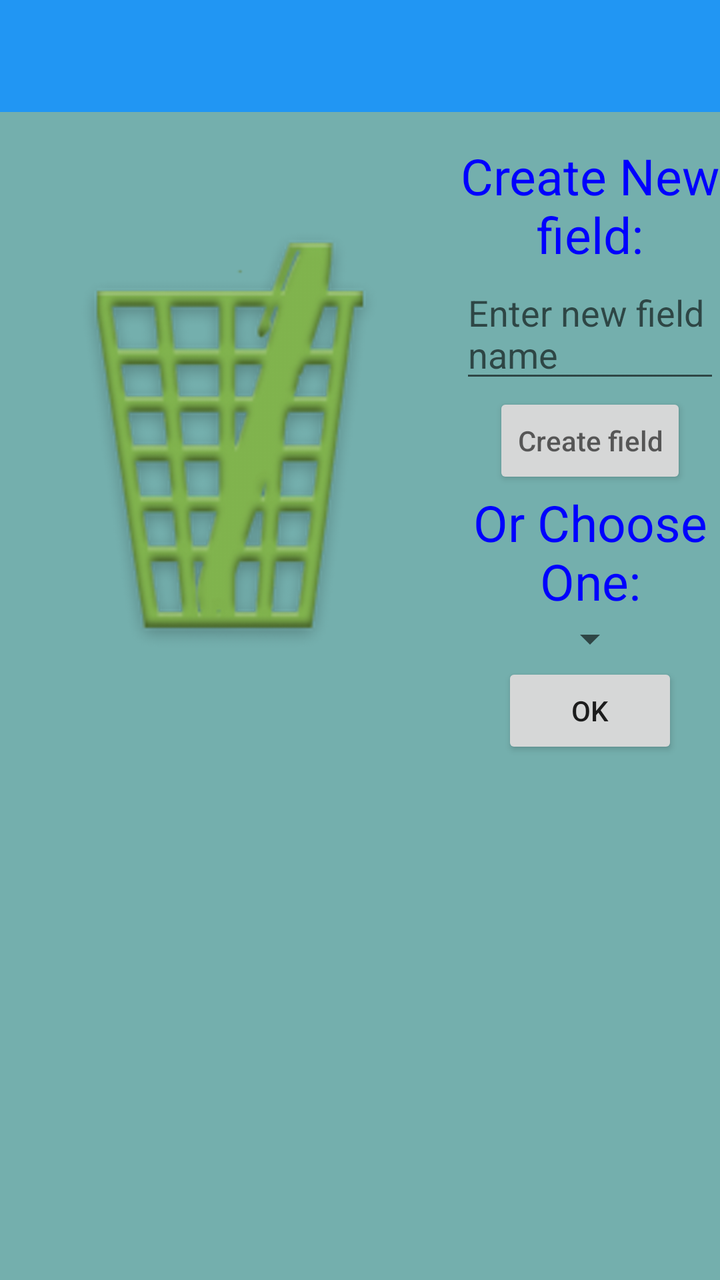
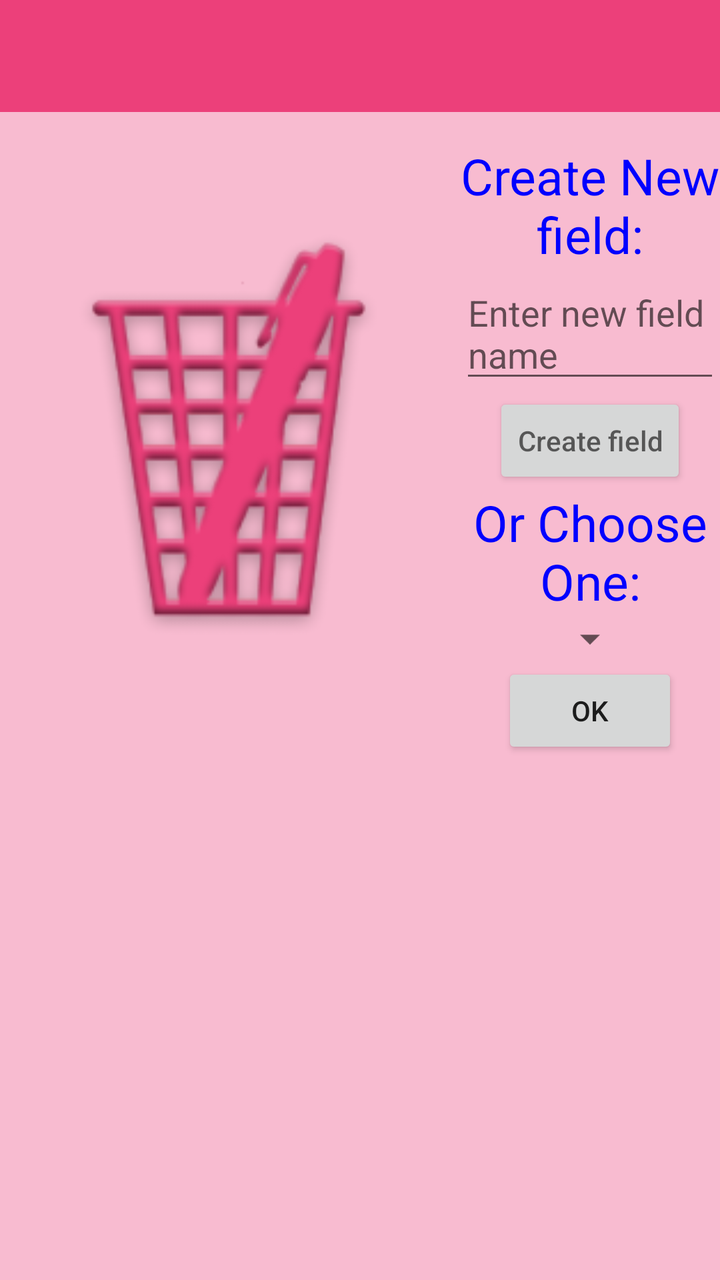

The first picture is an Android layout as it rendered before a commit; the second is the same layout after the commit. The layout source and the unified diff follow.
<!-- AndroidManifest.xml: application theme AppTheme -->
<!-- res/layout/activity_main.xml -->
<?xml version="1.0" encoding="utf-8"?>
<LinearLayout xmlns:android="http://schemas.android.com/apk/res/android"
    android:layout_width="match_parent"
    android:layout_height="match_parent"
    android:orientation="vertical"
    android:background="#74AFAD">
    <android.support.v7.widget.Toolbar xmlns:app="http://schemas.android.com/apk/res-auto"
        android:id="@+id/toolbar_main_activity"
        android:layout_width="fill_parent"
        android:layout_height="?attr/actionBarSize"
        android:background="?attr/colorPrimary"
        android:minHeight="?attr/actionBarSize">

    </android.support.v7.widget.Toolbar>

    <LinearLayout
        android:layout_width="match_parent"
        android:layout_height="wrap_content"
        android:orientation="horizontal">
    <ImageView
    android:layout_width="220dp"
    android:layout_height="220dp"
    android:src="@drawable/ic_launcher512"
    android:scaleType="fitCenter"
    android:layout_gravity="center"
    android:layout_margin="5dp"/>
    <ScrollView
        android:layout_width="match_parent"
        android:layout_height="wrap_content">

    <LinearLayout
        android:layout_width="match_parent"
        android:layout_height="wrap_content"
        android:orientation="vertical"
        android:layout_marginTop="15dp">

        <TextView
            android:layout_width="match_parent"
            android:layout_height="wrap_content"
            android:gravity="center"
            android:text="@string/create_new_field_or"
            android:textColor="#0000FF"
            android:textSize="25sp" />

        <EditText
            android:id="@+id/enter_new_field_name"
            android:layout_width="wrap_content"
            android:layout_height="wrap_content"
            android:layout_gravity="center"
            android:hint="@string/enter_new_field_name"
            android:imeOptions="flagNoExtractUi"/>

        <Button
            android:id="@+id/create_new_field"
            android:layout_width="wrap_content"
            android:layout_height="wrap_content"
            android:layout_gravity="center"
            android:hint="@string/create_field" />

        <TextView
            android:id="@+id/or_choose_one"
            android:layout_width="match_parent"
            android:layout_height="wrap_content"
            android:gravity="center"
            android:text="@string/or_choose_one"
            android:textColor="#0000FF"
            android:textSize="25sp" />

        <Spinner
            android:id="@+id/fields_spinner"
            android:layout_width="wrap_content"
            android:layout_height="wrap_content"
            android:layout_gravity="center"
            android:gravity="center"
            android:prompt="@string/select_an_field" />
        <Button
            android:id="@+id/field_choose_ok"
            android:layout_width="wrap_content"
            android:layout_height="wrap_content"
            android:text="@string/ok"
            android:layout_gravity="center"
            android:textAllCaps="false"/>

    </LinearLayout>
    </ScrollView>
    </LinearLayout>
</LinearLayout>
<!-- resources referenced by this layout -->
<resources>
  <!-- drawable ic_launcher512: png bitmap (drawable, 110415 bytes) -->
  <string name="create_field">Create field</string>
  <string name="create_new_field_or">Create New field:</string>
  <string name="enter_new_field_name">Enter new field name</string>
  <string name="ok">OK</string>
  <string name="or_choose_one">Or Choose One:</string>
  <string name="select_an_field">Select an field</string>
  <style name="AppTheme" parent="MyTheme.Base">
      </style>
  <style name="MyTheme.Base" parent="Theme.AppCompat.Light.DarkActionBar">
          <item name="windowNoTitle">true</item>
          <item name="windowActionBar">false</item>
          <item name="colorPrimary">#2196F3</item>
          <item name="colorPrimaryDark">#1976D2</item>
          <item name="colorAccent">#FF4081</item>
      </style>
</resources>

<!-- the commit's change to res/layout/activity_main.xml (unified diff, before → after) -->
@@ -3,7 +3,7 @@
     android:layout_width="match_parent"
     android:layout_height="match_parent"
     android:orientation="vertical"
-    android:background="#74AFAD">
+    android:background="#F8BBD0">
     <android.support.v7.widget.Toolbar xmlns:app="http://schemas.android.com/apk/res-auto"
         android:id="@+id/toolbar_main_activity"
         android:layout_width="fill_parent"
<!-- resource entries referenced after the edit -->
@@ -1,6 +1,6 @@
 <!-- resources referenced by this layout -->
 <resources>
-  <!-- drawable ic_launcher512: png bitmap (drawable, 110415 bytes) -->
+  <!-- drawable ic_launcher512: png bitmap (drawable, 27290 bytes) -->
   <string name="create_field">Create field</string>
   <string name="create_new_field_or">Create New field:</string>
   <string name="enter_new_field_name">Enter new field name</string>
@@ -12,9 +12,10 @@
   <style name="MyTheme.Base" parent="Theme.AppCompat.Light.DarkActionBar">
           <item name="windowNoTitle">true</item>
           <item name="windowActionBar">false</item>
-          <item name="colorPrimary">#2196F3</item>
+          <item name="colorPrimary">#EC407A</item>
           <item name="colorPrimaryDark">#1976D2</item>
-          <item name="colorAccent">#FF4081</item>
+          <item name="colorAccent">#EA80FC</item>
+  
       </style>
 </resources>
 
